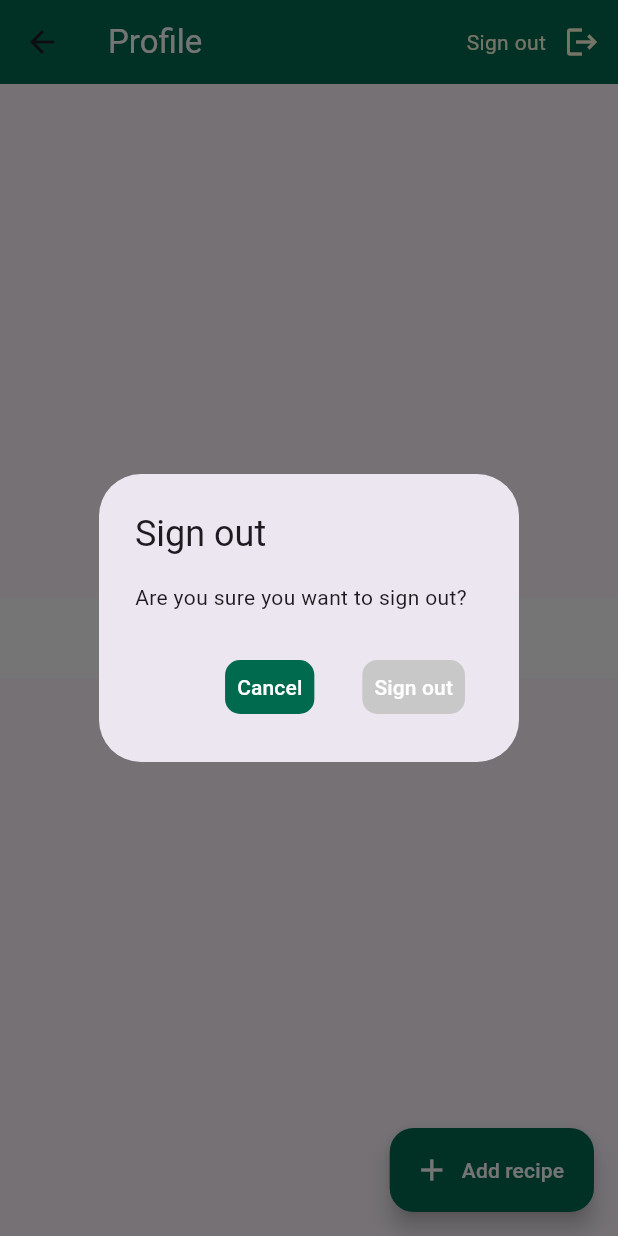
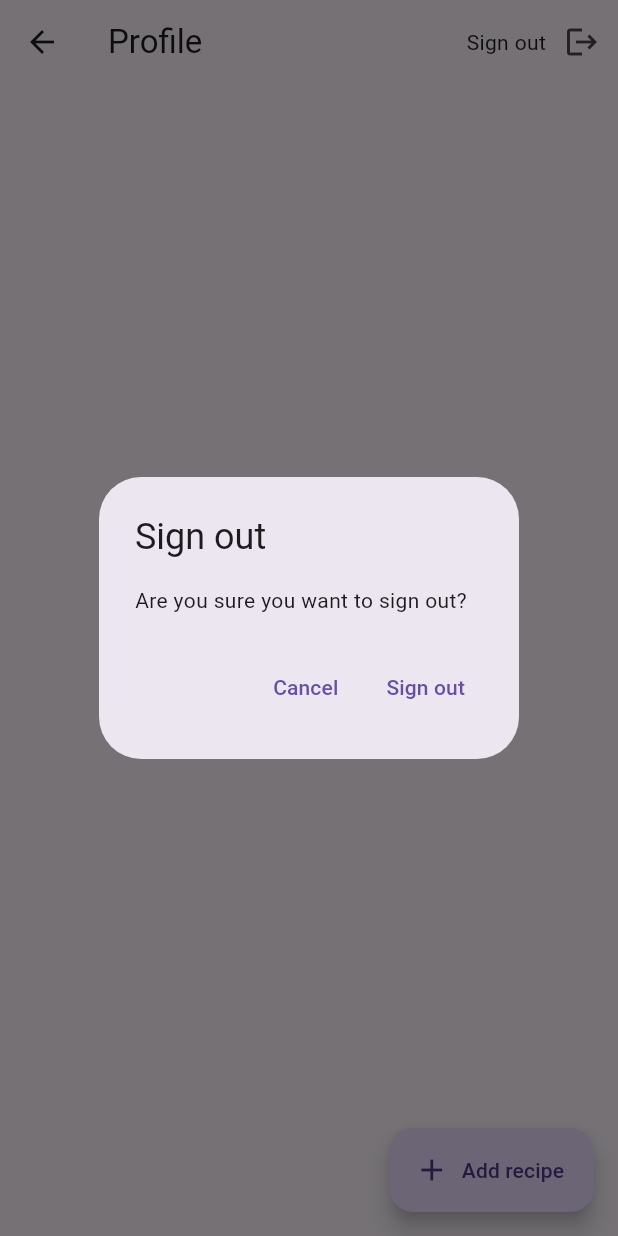
Before and after one commit to dreeew05/sheff_andrew, a Flutter app: the ProfilePage screen opened directly, after a tap on "Sign out", on a phone screen of 412 x 824 dp. Run offline on Flutter 3.47's test engine with Material 3 defaults, Android fonts, the phone set to English and light mode, and no system bars; our stand-ins replace carousel_slider, cloud_firestore, firebase_auth, firebase_core, firebase_storage, google_fonts and 1 more; accounts and stored records are empty.

```diff
--- a/lib/screens/profile/profile_page.dart
+++ b/lib/screens/profile/profile_page.dart
@@ -25,32 +25,14 @@ Future<void> _signOutDialog(BuildContext context) async {
             onPressed: () {
               Navigator.of(context).pop();
             },
-            child: Container(
-                padding: const EdgeInsets.all(8),
-                decoration: BoxDecoration(
-                  color: Color(0xff006A4E),
-                  borderRadius: BorderRadius.circular(10),
-                ),
-                child: const Text(
-                  'Cancel',
-                  style: TextStyle(color: Colors.white),
-                )),
+            child: const Text('Cancel'),
           ),
           TextButton(
             onPressed: () {
               _signOut();
               Navigator.of(context).pop();
             },
-            child: Container(
-                padding: const EdgeInsets.all(8),
-                decoration: BoxDecoration(
-                  color: const Color.fromARGB(255, 201, 200, 200),
-                  borderRadius: BorderRadius.circular(10),
-                ),
-                child: const Text(
-                  'Sign out',
-                  style: TextStyle(color: Colors.white),
-                )),
+            child: const Text('Sign out'),
           ),
         ],
       );
@@ -107,66 +89,37 @@ class _ProfilePageState extends State<ProfilePage> {
   Widget build(BuildContext context) {
     return Scaffold(
       appBar: AppBar(
-        backgroundColor: Color(0xff006A4E), // white or colored
-        title: const Text(
-          'Profile',
-          style: TextStyle(color: Colors.white),
-        ),
+        title: const Text('Profile'),
         actions: [
           GestureDetector(
             onTap: () => _signOutDialog(context),
             child: Row(
               children: [
-                const Text(
-                  "Sign out",
-                  style: TextStyle(color: Color(0xFFFFFFE0)),
-                ),
+                const Text("Sign out"),
                 IconButton(
-                  onPressed: () => _signOutDialog(context),
-                  icon: const Icon(Icons.logout),
-                  color: Color(0xFFFFFFE0),
-                ),
+                    onPressed: () => _signOutDialog(context),
+                    icon: const Icon(Icons.logout)),
               ],
             ),
           ),
         ],
       ),
       floatingActionButton: FloatingActionButton.extended(
-        backgroundColor: Color(0xff006A4E),
         onPressed: () {
           Navigator.pushNamed(context, '/addrecipe')
               .then((_) => setState(() {}));
         },
-        label: const Text(
-          'Add recipe',
-          style: TextStyle(color: Colors.white),
-        ),
-        icon: const Icon(Icons.add, color: Colors.white),
+        label: const Text('Add recipe'),
+        icon: const Icon(Icons.add),
       ),
       body: Center(
         child: Column(
           mainAxisAlignment: MainAxisAlignment.center,
           children: <Widget>[
-            Row(
-              children: [
-                Expanded(
-                  child: Container(
-                    color: const Color(0xffffffff), // white or colored
-                    padding: const EdgeInsets.all(10),
-                    child: Center(
-                      child: const Text(
-                        'Personal Recipes',
-                        style: TextStyle(
-                            fontSize: 24,
-                            color: Colors
-                                .black), // can't decide on what to color so left it here in case background color is changed
-                      ),
-                    ),
-                  ),
-                ),
-              ],
+            const Text(
+              'Profile Page',
+              style: TextStyle(fontSize: 24),
             ),
-            SizedBox(height: 10),
             FutureBuilder<List<Map<String, dynamic>>>(
               future: _fetchUserRecipes(),
               builder: (context, snapshot) {
```
